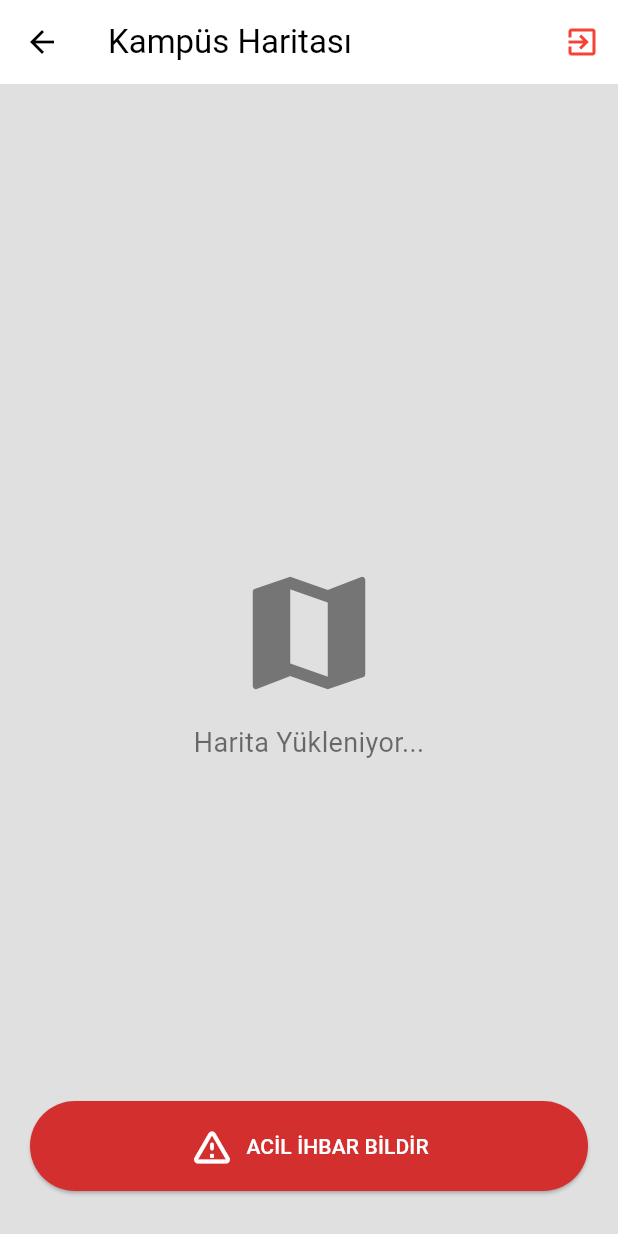
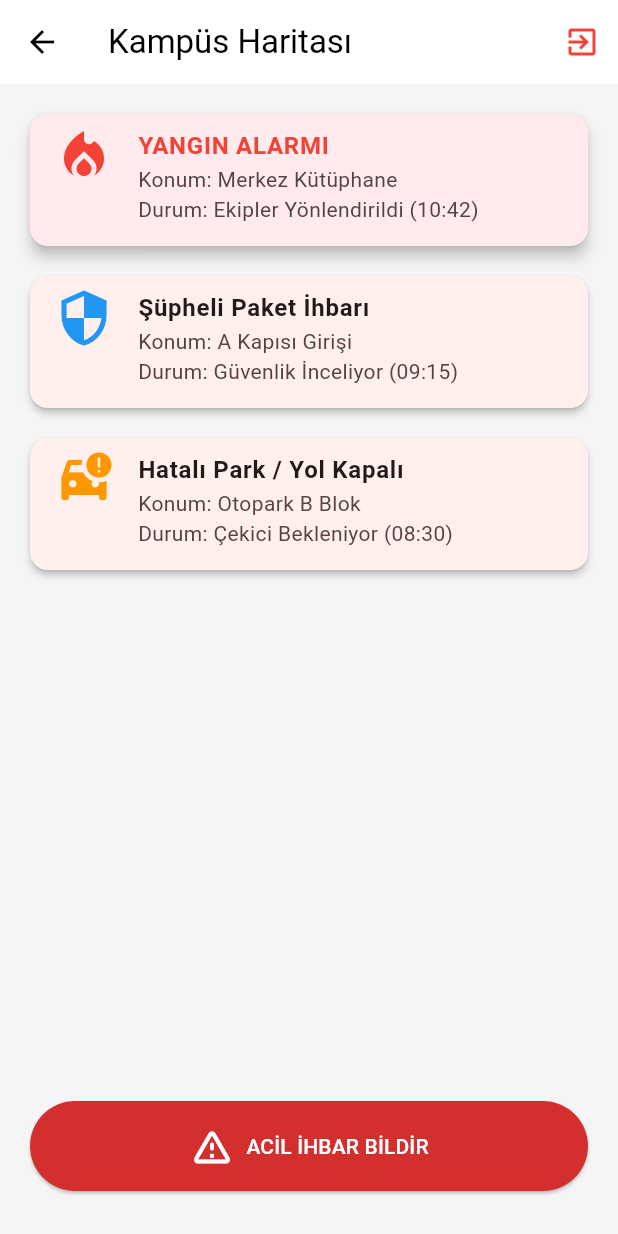
Before and after one commit to emrekmbsr61-tech/KampusBildirim_, a Flutter app: the HomePage screen opened directly, on a phone screen of 412 x 824 dp. Run offline on Flutter 3.47's test engine with Material 3 defaults, Android fonts, the phone set to English and light mode, and no system bars.

Commit message:
İhbar bildirim sayfasını çalışır hale getirdim

```diff
--- a/lib/views/home/home_page.dart
+++ b/lib/views/home/home_page.dart
@@ -13,7 +13,7 @@
   @override
   Widget build(BuildContext context) {
     return Scaffold(
-      // Üst taraftaki Başlık Çubuğunu (AppBar) buraya tasarladım
+      // Üst taraftaki Başlık Çubuğunu  buraya tasarladım
       appBar: AppBar(
         title: const Text("Kampüs Haritası"),
         backgroundColor: Colors.white,
@@ -41,20 +41,48 @@
         children: [
           // 1. KATMAN: Harita Alanı
 
+
           Container(
-            color: Colors.grey[300],
-            child: Center(
-              child: Column(
-                mainAxisAlignment: MainAxisAlignment.center,
-                children: [
-                  Icon(Icons.map, size: 100, color: Colors.grey[600]),
-                  const SizedBox(height: 10),
-                  const Text(
-                    "Harita Yükleniyor...",
-                    style: TextStyle(fontSize: 18, color: Colors.black54),
+            color: Colors.grey[100],
+            child: ListView(
+              padding: const EdgeInsets.fromLTRB(16, 16, 16, 100), // Butonun altında kalmasın diye boşluk
+              children: [
+                // KART 1: ACİL DURUM
+                Card(
+                  elevation: 4,
+                  color: Colors.red.shade50,
+                  child: ListTile(
+                    leading: const Icon(Icons.local_fire_department, color: Colors.red, size: 40),
+                    title: const Text("YANGIN ALARMI", style: TextStyle(fontWeight: FontWeight.bold, color: Colors.red)),
+                    subtitle: const Text("Konum: Merkez Kütüphane\nDurum: Ekipler Yönlendirildi (10:42)"),
+                    isThreeLine: true,
                   ),
-                ],
-              ),
+                ),
+                const SizedBox(height: 12),
+
+                // KART 2: GÜVENLİK
+                const Card(
+                  elevation: 2,
+                  child: ListTile(
+                    leading: Icon(Icons.security, color: Colors.blue, size: 40),
+                    title: Text("Şüpheli Paket İhbarı", style: TextStyle(fontWeight: FontWeight.bold)),
+                    subtitle: Text("Konum: A Kapısı Girişi\nDurum: Güvenlik İnceliyor (09:15)"),
+                    isThreeLine: true,
+                  ),
+                ),
+                const SizedBox(height: 12),
+
+                // KART 3: TRAFİK
+                const Card(
+                  elevation: 2,
+                  child: ListTile(
+                    leading: Icon(Icons.car_crash, color: Colors.orange, size: 40),
+                    title: Text("Hatalı Park / Yol Kapalı", style: TextStyle(fontWeight: FontWeight.bold)),
+                    subtitle: Text("Konum: Otopark B Blok\nDurum: Çekici Bekleniyor (08:30)"),
+                    isThreeLine: true,
+                  ),
+                ),
+              ],
             ),
           ),
 
```
